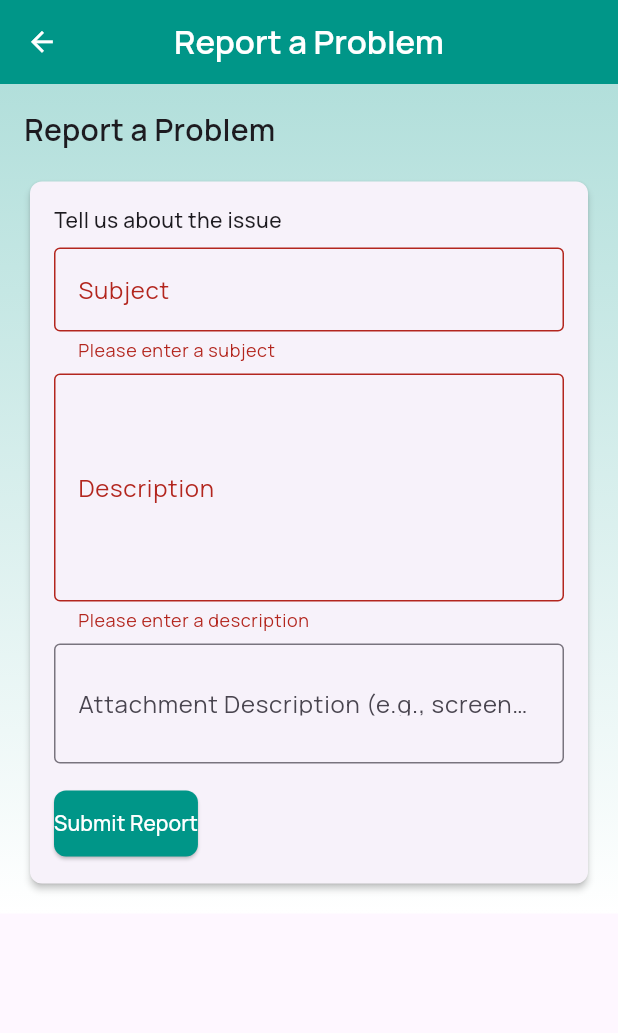
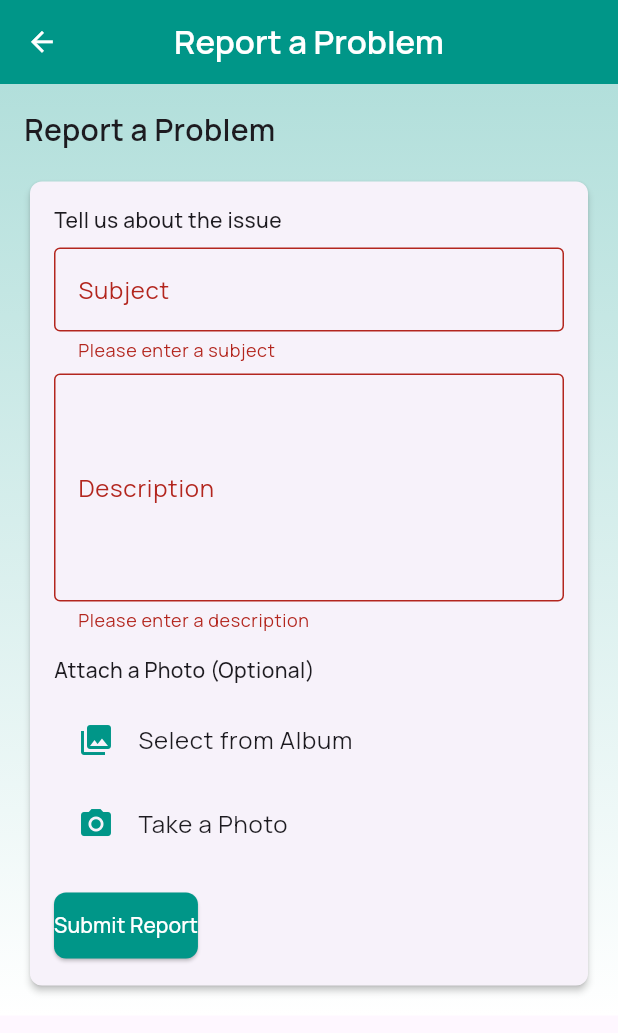
Before and after one commit to zhiren0326/fyp, a Flutter app: the ReportProblemPage screen opened directly, after a tap on "Submit Report", on a phone screen of 412 x 824 dp. Shown: the top 1033 px of the screen. Run offline on Flutter 3.47's test engine with Material 3 defaults, Android fonts, the light colour scheme and no system bars; our stand-ins replace cloud_firestore, firebase_analytics, firebase_auth, firebase_core, flutter_map, flutter_svg and 11 more; accounts and stored records are empty.

Commit message:
add more more more more more

```diff
--- a/lib/Login Signup/Screen/home_screen.dart
+++ b/lib/Login Signup/Screen/home_screen.dart
@@ -5,7 +5,7 @@
 import 'package:fyp/CalendarPage/CalendarPage.dart'; // Import CalendarPage
 import 'package:fyp/SetttingsPage/account.dart';
 import 'package:fyp/module/ActivityLog.dart';
-import 'package:fyp/module/Report.dart';
+import 'package:fyp/module/Chat.dart';
 import 'package:fyp/module/Settings.dart';
 import '../../Login With Google/google_auth.dart';
 import 'login.dart';
--- a/lib/SetttingsPage/reportproblem.dart
+++ b/lib/SetttingsPage/reportproblem.dart
@@ -1,8 +1,11 @@
+import 'dart:io';
+import 'dart:convert'; // Added for Base64 encoding
 import 'package:cloud_firestore/cloud_firestore.dart';
 import 'package:firebase_analytics/firebase_analytics.dart';
 import 'package:firebase_auth/firebase_auth.dart';
 import 'package:flutter/material.dart';
 import 'package:google_fonts/google_fonts.dart';
+import 'package:image_picker/image_picker.dart';
 import 'package:shared_preferences/shared_preferences.dart';
 
 class ReportProblemPage extends StatefulWidget {
@@ -20,10 +23,13 @@
   final _formKey = GlobalKey<FormState>();
   final _subjectController = TextEditingController();
   final _descriptionController = TextEditingController();
-  final _attachmentController = TextEditingController();
+  File? _selectedImage;
+  bool _isUploading = false;
   late AnimationController _controller;
   late Animation<double> _fadeAnimation;
-  late Animation<Offset> _slideAnimation;
+  late Animation<Offset> _slideAnimationSubject;
+  late Animation<Offset> _slideAnimationDescription;
+  late Animation<Offset> _slideAnimationPhoto;
   late Animation<double> _scaleAnimation;
 
   @override
@@ -32,14 +38,20 @@
     _analytics = FirebaseAnalytics.instance;
     // Initialize animation controller
     _controller = AnimationController(
-      duration: const Duration(milliseconds: 800),
+      duration: const Duration(milliseconds: 1000),
       vsync: this,
     );
     _fadeAnimation = Tween<double>(begin: 0.0, end: 1.0).animate(
       CurvedAnimation(parent: _controller, curve: Curves.easeIn),
     );
-    _slideAnimation = Tween<Offset>(begin: Offset(0, 0.2), end: Offset.zero).animate(
-      CurvedAnimation(parent: _controller, curve: Curves.easeOut),
+    _slideAnimationSubject = Tween<Offset>(begin: Offset(0, 0.2), end: Offset.zero).animate(
+      CurvedAnimation(parent: _controller, curve: Interval(0.0, 0.6, curve: Curves.easeOut)),
+    );
+    _slideAnimationDescription = Tween<Offset>(begin: Offset(0, 0.2), end: Offset.zero).animate(
+      CurvedAnimation(parent: _controller, curve: Interval(0.2, 0.8, curve: Curves.easeOut)),
+    );
+    _slideAnimationPhoto = Tween<Offset>(begin: Offset(0, 0.2), end: Offset.zero).animate(
+      CurvedAnimation(parent: _controller, curve: Interval(0.4, 1.0, curve: Curves.easeOut)),
     );
     _scaleAnimation = Tween<double>(begin: 1.0, end: 0.9).animate(
       CurvedAnimation(parent: _controller, curve: Curves.easeInOut),
@@ -106,12 +118,31 @@
             'user_id': _currentUser!.uid,
             'timestamp': DateTime.now().toIso8601String(),
             'subject': _subjectController.text,
+            'has_attachment': _selectedImage != null ? 'true' : 'false',
           },
         );
         print('Problem report submission logged');
       } catch (e) {
         print('Error logging problem report submission: $e');
       }
+    }
+  }
+
+  // Pick image from gallery or camera
+  Future<void> _pickImage(ImageSource source) async {
+    try {
+      final picker = ImagePicker();
+      final pickedFile = await picker.pickImage(source: source, maxWidth: 800, maxHeight: 800);
+      if (pickedFile != null) {
+        setState(() {
+          _selectedImage = File(pickedFile.path);
+        });
+      }
+    } catch (e) {
+      print('Error picking image: $e');
+      ScaffoldMessenger.of(context).showSnackBar(
+        SnackBar(content: Text('Failed to pick image: $e')),
+      );
     }
   }
 
@@ -130,7 +161,38 @@
         );
         return;
       }
+      bool? confirm = await showDialog<bool>(
+        context: context,
+        builder: (context) => AlertDialog(
+          title: Text('Confirm Submission', style: GoogleFonts.manrope(fontWeight: FontWeight.w600)),
+          content: Text('Are you sure you want to submit this problem report?', style: GoogleFonts.manrope()),
+          actions: [
+            TextButton(
+              onPressed: () => Navigator.pop(context, false),
+              child: Text('Cancel', style: GoogleFonts.manrope()),
+            ),
+            ElevatedButton(
+              onPressed: () => Navigator.pop(context, true),
+              style: ElevatedButton.styleFrom(
+                backgroundColor: Colors.teal,
+                foregroundColor: Colors.white,
+              ),
+              child: Text('Submit', style: GoogleFonts.manrope()),
+            ),
+          ],
+        ),
+      );
+      if (confirm != true) return;
+
+      setState(() {
+        _isUploading = true;
+      });
       try {
+        String? imageBase64;
+        if (_selectedImage != null) {
+          final bytes = await _selectedImage!.readAsBytes();
+          imageBase64 = base64Encode(bytes);
+        }
         await FirebaseFirestore.instance
             .collection('users')
             .doc(_currentUser!.uid)
@@ -138,19 +200,25 @@
             .add(<String, dynamic>{
           'subject': _subjectController.text,
           'description': _descriptionController.text,
-          'attachment': _attachmentController.text.isEmpty ? null : _attachmentController.text,
+          'attachment_base64': imageBase64, // Store Base64 string instead of URL
           'timestamp': DateTime.now().toIso8601String(),
           'user_id': _currentUser!.uid,
         });
         await _logProblemReportSubmitted();
         _subjectController.clear();
         _descriptionController.clear();
-        _attachmentController.clear();
+        setState(() {
+          _selectedImage = null;
+          _isUploading = false;
+        });
         ScaffoldMessenger.of(context).showSnackBar(
           SnackBar(content: Text('Problem report submitted successfully')),
         );
       } catch (e) {
         print('Error submitting problem report: $e');
+        setState(() {
+          _isUploading = false;
+        });
         ScaffoldMessenger.of(context).showSnackBar(
           SnackBar(content: Text('Failed to submit problem report: $e')),
         );
@@ -162,7 +230,6 @@
   void dispose() {
     _subjectController.dispose();
     _descriptionController.dispose();
-    _attachmentController.dispose();
     _controller.dispose();
     super.dispose();
   }
@@ -233,7 +300,7 @@
                   ),
                   SizedBox(height: 16),
                   SlideTransition(
-                    position: _slideAnimation,
+                    position: _slideAnimationSubject,
                     child: Card(
                       elevation: 2,
                       shape: RoundedRectangleBorder(borderRadius: BorderRadius.circular(8)),
@@ -249,7 +316,9 @@
                                 style: GoogleFonts.manrope(fontWeight: FontWeight.w500),
                               ),
                               SizedBox(height: 8),
-                              TextFormField(
+                              SlideTransition(
+                                position: _slideAnimationSubject,
+                                child: TextFormField(
                                   controller: _subjectController,
                                   decoration: InputDecoration(
                                     labelText: 'Subject',
@@ -263,8 +332,11 @@
                                     return null;
                                   },
                                 ),
+                              ),
                               SizedBox(height: 8),
-                              TextFormField(
+                              SlideTransition(
+                                position: _slideAnimationDescription,
+                                child: TextFormField(
                                   controller: _descriptionController,
                                   decoration: InputDecoration(
                                     labelText: 'Description',
@@ -279,18 +351,69 @@
                                     return null;
                                   },
                                 ),
-                              SizedBox(height: 8),
-                              TextFormField(
-                                controller: _attachmentController,
-                                decoration: InputDecoration(
-                                  labelText: 'Attachment Description (e.g., screenshot details) - Optional',
-                                  border: OutlineInputBorder(),
-                                  labelStyle: GoogleFonts.manrope(),
-                                ),
-                                maxLines: 2,
                               ),
                               SizedBox(height: 16),
-                              ElevatedButton(
+                              SlideTransition(
+                                position: _slideAnimationPhoto,
+                                child: Column(
+                                  crossAxisAlignment: CrossAxisAlignment.start,
+                                  children: [
+                                    Text(
+                                      'Attach a Photo (Optional)',
+                                      style: GoogleFonts.manrope(fontWeight: FontWeight.w500),
+                                    ),
+                                    SizedBox(height: 8),
+                                    if (_selectedImage != null)
+                                      Stack(
+                                        children: [
+                                          ClipRRect(
+                                            borderRadius: BorderRadius.circular(8),
+                                            child: Image.file(
+                                              _selectedImage!,
+                                              height: 150,
+                                              width: double.infinity,
+                                              fit: BoxFit.cover,
+                                            ),
+                                          ),
+                                          Positioned(
+                                            top: 8,
+                                            right: 8,
+                                            child: GestureDetector(
+                                              onTap: () => setState(() => _selectedImage = null),
+                                              child: Container(
+                                                padding: EdgeInsets.all(4),
+                                                color: Colors.black54,
+                                                child: Icon(Icons.close, color: Colors.white, size: 20),
+                                              ),
+                                            ),
+                                          ),
+                                        ],
+                                      ),
+                                    if (_selectedImage == null) ...[
+                                      ListTile(
+                                        leading: Icon(Icons.photo_library, color: Colors.teal),
+                                        title: Text(
+                                          'Select from Album',
+                                          style: GoogleFonts.manrope(),
+                                        ),
+                                        onTap: () => _pickImage(ImageSource.gallery),
+                                      ),
+                                      ListTile(
+                                        leading: Icon(Icons.camera_alt, color: Colors.teal),
+                                        title: Text(
+                                          'Take a Photo',
+                                          style: GoogleFonts.manrope(),
+                                        ),
+                                        onTap: () => _pickImage(ImageSource.camera),
+                                      ),
+                                    ],
+                                  ],
+                                ),
+                              ),
+                              SizedBox(height: 16),
+                              _isUploading
+                                  ? Center(child: CircularProgressIndicator(color: Colors.teal))
+                                  : ElevatedButton(
                                 onPressed: _submitReport,
                                 style: ElevatedButton.styleFrom(
                                   backgroundColor: Colors.teal,
--- a/lib/module/Report.dart
+++ b/lib/module/Chat.dart
@@ -7,7 +7,7 @@
   Widget build(BuildContext context) {
     return const Center(
       child: Text(
-        "Report Screen",
+        "Chat Screen",
         style: TextStyle(fontSize: 25, fontWeight: FontWeight.bold),
       ),
     );
```
Lines whose indentation alone changed are shown as unchanged.
